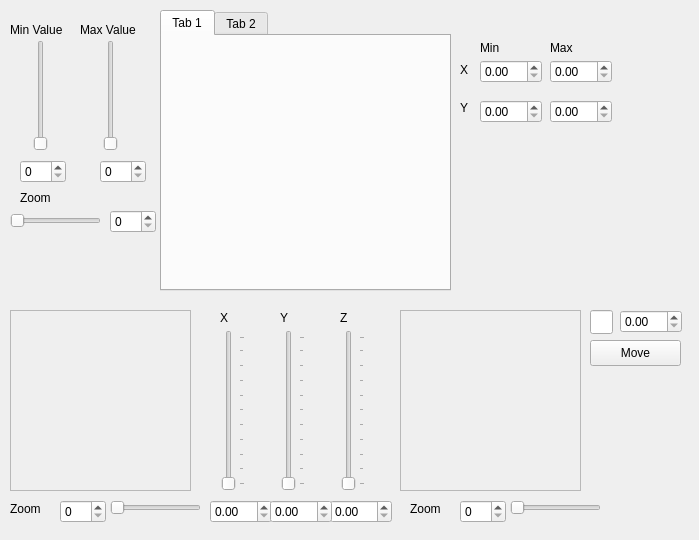
This is spectromicroscopy/Xp.ui in praxes/praxes as Qt 5 draws it before an edit. The edited form follows.
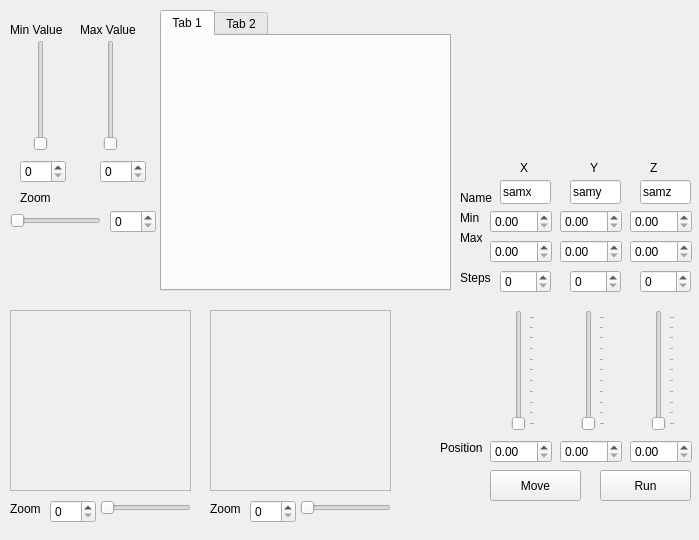
This is the edited form.

What changed in the file:
```diff
--- a/spectromicroscopy/Xp.ui
+++ b/spectromicroscopy/Xp.ui
@@ -13,27 +13,17 @@
    <string>MainWindow</string>
   </property>
   <widget class="QWidget" name="main" >
-   <widget class="QSpinBox" name="spinBox" >
-    <property name="geometry" >
-     <rect>
-      <x>60</x>
-      <y>500</y>
-      <width>46</width>
-      <height>23</height>
-     </rect>
-    </property>
-   </widget>
-   <widget class="QLabel" name="label_8" >
+   <widget class="QSlider" name="Zoomer" >
     <property name="geometry" >
      <rect>
       <x>10</x>
-      <y>500</y>
-      <width>41</width>
-      <height>17</height>
+      <y>210</y>
+      <width>91</width>
+      <height>21</height>
      </rect>
     </property>
-    <property name="text" >
-     <string>Zoom</string>
+    <property name="orientation" >
+     <enum>Qt::Horizontal</enum>
     </property>
    </widget>
    <widget class="QLabel" name="label_2" >
@@ -52,6 +42,45 @@
      <cstring>MinVal</cstring>
     </property>
    </widget>
+   <widget class="QLabel" name="label_3" >
+    <property name="geometry" >
+     <rect>
+      <x>20</x>
+      <y>190</y>
+      <width>41</width>
+      <height>16</height>
+     </rect>
+    </property>
+    <property name="text" >
+     <string>Zoom</string>
+    </property>
+    <property name="buddy" >
+     <cstring>Zoomer</cstring>
+    </property>
+   </widget>
+   <widget class="QSpinBox" name="spinBox_3" >
+    <property name="geometry" >
+     <rect>
+      <x>20</x>
+      <y>160</y>
+      <width>46</width>
+      <height>23</height>
+     </rect>
+    </property>
+   </widget>
+   <widget class="QSlider" name="MinVal" >
+    <property name="geometry" >
+     <rect>
+      <x>30</x>
+      <y>40</y>
+      <width>21</width>
+      <height>111</height>
+     </rect>
+    </property>
+    <property name="orientation" >
+     <enum>Qt::Vertical</enum>
+    </property>
+   </widget>
    <widget class="QLabel" name="label" >
     <property name="geometry" >
      <rect>
@@ -68,135 +97,6 @@
      <cstring>MaxVal</cstring>
     </property>
    </widget>
-   <widget class="QLabel" name="label_7" >
-    <property name="geometry" >
-     <rect>
-      <x>340</x>
-      <y>310</y>
-      <width>16</width>
-      <height>16</height>
-     </rect>
-    </property>
-    <property name="text" >
-     <string>Z</string>
-    </property>
-   </widget>
-   <widget class="QSlider" name="Zslide" >
-    <property name="geometry" >
-     <rect>
-      <x>340</x>
-      <y>330</y>
-      <width>25</width>
-      <height>161</height>
-     </rect>
-    </property>
-    <property name="orientation" >
-     <enum>Qt::Vertical</enum>
-    </property>
-    <property name="tickPosition" >
-     <enum>QSlider::TicksBelow</enum>
-    </property>
-    <property name="tickInterval" >
-     <number>10</number>
-    </property>
-   </widget>
-   <widget class="QDoubleSpinBox" name="SpinZ" >
-    <property name="geometry" >
-     <rect>
-      <x>330</x>
-      <y>500</y>
-      <width>62</width>
-      <height>23</height>
-     </rect>
-    </property>
-    <property name="singleStep" >
-     <double>0.010000000000000</double>
-    </property>
-   </widget>
-   <widget class="QDoubleSpinBox" name="SpinX" >
-    <property name="geometry" >
-     <rect>
-      <x>210</x>
-      <y>500</y>
-      <width>62</width>
-      <height>23</height>
-     </rect>
-    </property>
-    <property name="singleStep" >
-     <double>0.010000000000000</double>
-    </property>
-   </widget>
-   <widget class="QLabel" name="label_5" >
-    <property name="geometry" >
-     <rect>
-      <x>220</x>
-      <y>310</y>
-      <width>16</width>
-      <height>16</height>
-     </rect>
-    </property>
-    <property name="text" >
-     <string>X</string>
-    </property>
-   </widget>
-   <widget class="QSlider" name="VidZoom" >
-    <property name="geometry" >
-     <rect>
-      <x>110</x>
-      <y>500</y>
-      <width>91</width>
-      <height>16</height>
-     </rect>
-    </property>
-    <property name="orientation" >
-     <enum>Qt::Horizontal</enum>
-    </property>
-   </widget>
-   <widget class="QDoubleSpinBox" name="SpinY" >
-    <property name="geometry" >
-     <rect>
-      <x>270</x>
-      <y>500</y>
-      <width>62</width>
-      <height>23</height>
-     </rect>
-    </property>
-    <property name="singleStep" >
-     <double>0.010000000000000</double>
-    </property>
-   </widget>
-   <widget class="QSlider" name="Yslide" >
-    <property name="geometry" >
-     <rect>
-      <x>280</x>
-      <y>330</y>
-      <width>25</width>
-      <height>161</height>
-     </rect>
-    </property>
-    <property name="orientation" >
-     <enum>Qt::Vertical</enum>
-    </property>
-    <property name="tickPosition" >
-     <enum>QSlider::TicksBelow</enum>
-    </property>
-    <property name="tickInterval" >
-     <number>10</number>
-    </property>
-   </widget>
-   <widget class="QLabel" name="label_6" >
-    <property name="geometry" >
-     <rect>
-      <x>280</x>
-      <y>310</y>
-      <width>16</width>
-      <height>16</height>
-     </rect>
-    </property>
-    <property name="text" >
-     <string>Y</string>
-    </property>
-   </widget>
    <widget class="QSlider" name="MaxVal" >
     <property name="geometry" >
      <rect>
@@ -210,6 +110,222 @@
      <enum>Qt::Vertical</enum>
     </property>
    </widget>
+   <widget class="QSpinBox" name="spinBox_4" >
+    <property name="geometry" >
+     <rect>
+      <x>100</x>
+      <y>160</y>
+      <width>46</width>
+      <height>23</height>
+     </rect>
+    </property>
+   </widget>
+   <widget class="QSpinBox" name="spinBox_2" >
+    <property name="geometry" >
+     <rect>
+      <x>110</x>
+      <y>210</y>
+      <width>46</width>
+      <height>23</height>
+     </rect>
+    </property>
+   </widget>
+   <widget class="QLabel" name="label_13" >
+    <property name="geometry" >
+     <rect>
+      <x>460</x>
+      <y>270</y>
+      <width>33</width>
+      <height>16</height>
+     </rect>
+    </property>
+    <property name="text" >
+     <string>Steps</string>
+    </property>
+   </widget>
+   <widget class="QLabel" name="label_4" >
+    <property name="geometry" >
+     <rect>
+      <x>460</x>
+      <y>210</y>
+      <width>21</width>
+      <height>16</height>
+     </rect>
+    </property>
+    <property name="text" >
+     <string>Min</string>
+    </property>
+   </widget>
+   <widget class="QLabel" name="label_14" >
+    <property name="geometry" >
+     <rect>
+      <x>460</x>
+      <y>190</y>
+      <width>33</width>
+      <height>16</height>
+     </rect>
+    </property>
+    <property name="text" >
+     <string>Name</string>
+    </property>
+   </widget>
+   <widget class="QLabel" name="label_9" >
+    <property name="geometry" >
+     <rect>
+      <x>460</x>
+      <y>230</y>
+      <width>22</width>
+      <height>16</height>
+     </rect>
+    </property>
+    <property name="text" >
+     <string>Max</string>
+    </property>
+   </widget>
+   <widget class="QLabel" name="label_10" >
+    <property name="geometry" >
+     <rect>
+      <x>520</x>
+      <y>160</y>
+      <width>16</width>
+      <height>16</height>
+     </rect>
+    </property>
+    <property name="text" >
+     <string>X</string>
+    </property>
+   </widget>
+   <widget class="QDoubleSpinBox" name="Ymax" >
+    <property name="geometry" >
+     <rect>
+      <x>560</x>
+      <y>240</y>
+      <width>62</width>
+      <height>23</height>
+     </rect>
+    </property>
+   </widget>
+   <widget class="QSpinBox" name="Ystep" >
+    <property name="geometry" >
+     <rect>
+      <x>570</x>
+      <y>270</y>
+      <width>51</width>
+      <height>23</height>
+     </rect>
+    </property>
+   </widget>
+   <widget class="QLabel" name="label_11" >
+    <property name="geometry" >
+     <rect>
+      <x>590</x>
+      <y>160</y>
+      <width>16</width>
+      <height>16</height>
+     </rect>
+    </property>
+    <property name="text" >
+     <string>Y</string>
+    </property>
+   </widget>
+   <widget class="QDoubleSpinBox" name="Zmax" >
+    <property name="geometry" >
+     <rect>
+      <x>630</x>
+      <y>240</y>
+      <width>62</width>
+      <height>23</height>
+     </rect>
+    </property>
+   </widget>
+   <widget class="QDoubleSpinBox" name="Zmin" >
+    <property name="geometry" >
+     <rect>
+      <x>630</x>
+      <y>210</y>
+      <width>62</width>
+      <height>23</height>
+     </rect>
+    </property>
+   </widget>
+   <widget class="QSpinBox" name="spinBox_8" >
+    <property name="geometry" >
+     <rect>
+      <x>640</x>
+      <y>270</y>
+      <width>51</width>
+      <height>23</height>
+     </rect>
+    </property>
+    <property name="toolTip" >
+     <string>&lt;html>&lt;head>&lt;meta name="qrichtext" content="1" />&lt;style type="text/css">
+p, li { white-space: pre-wrap; }
+&lt;/style>&lt;/head>&lt;body style=" font-family:'Sans Serif'; font-size:9pt; font-weight:400; font-style:normal; text-decoration:none;">
+&lt;p style=" margin-top:0px; margin-bottom:0px; margin-left:0px; margin-right:0px; -qt-block-indent:0; text-indent:0px;">Zstep&lt;/p>&lt;/body>&lt;/html></string>
+    </property>
+   </widget>
+   <widget class="QLabel" name="label_15" >
+    <property name="geometry" >
+     <rect>
+      <x>650</x>
+      <y>160</y>
+      <width>16</width>
+      <height>16</height>
+     </rect>
+    </property>
+    <property name="text" >
+     <string>Z</string>
+    </property>
+   </widget>
+   <widget class="QLineEdit" name="Xname" >
+    <property name="geometry" >
+     <rect>
+      <x>500</x>
+      <y>180</y>
+      <width>51</width>
+      <height>24</height>
+     </rect>
+    </property>
+    <property name="text" >
+     <string>samx</string>
+    </property>
+   </widget>
+   <widget class="QLineEdit" name="Yname" >
+    <property name="geometry" >
+     <rect>
+      <x>570</x>
+      <y>180</y>
+      <width>51</width>
+      <height>24</height>
+     </rect>
+    </property>
+    <property name="text" >
+     <string>samy</string>
+    </property>
+   </widget>
+   <widget class="QLineEdit" name="Zname" >
+    <property name="geometry" >
+     <rect>
+      <x>640</x>
+      <y>180</y>
+      <width>51</width>
+      <height>24</height>
+     </rect>
+    </property>
+    <property name="text" >
+     <string>samz</string>
+    </property>
+   </widget>
+   <widget class="QDoubleSpinBox" name="Ymin" >
+    <property name="geometry" >
+     <rect>
+      <x>560</x>
+      <y>210</y>
+      <width>62</width>
+      <height>23</height>
+     </rect>
+    </property>
+   </widget>
    <widget class="QTabWidget" name="tabWidget" >
     <property name="geometry" >
      <rect>
@@ -233,12 +349,61 @@
      </attribute>
     </widget>
    </widget>
-   <widget class="QDoubleSpinBox" name="Ymin" >
+   <widget class="QLabel" name="label_6" >
     <property name="geometry" >
      <rect>
-      <x>480</x>
-      <y>100</y>
-      <width>62</width>
+      <x>440</x>
+      <y>440</y>
+      <width>52</width>
+      <height>16</height>
+     </rect>
+    </property>
+    <property name="text" >
+     <string>Position</string>
+    </property>
+   </widget>
+   <widget class="QLabel" name="label_16" >
+    <property name="geometry" >
+     <rect>
+      <x>10</x>
+      <y>500</y>
+      <width>41</width>
+      <height>17</height>
+     </rect>
+    </property>
+    <property name="text" >
+     <string>Zoom</string>
+    </property>
+   </widget>
+   <widget class="QSpinBox" name="spinBox_7" >
+    <property name="geometry" >
+     <rect>
+      <x>50</x>
+      <y>500</y>
+      <width>46</width>
+      <height>23</height>
+     </rect>
+    </property>
+   </widget>
+   <widget class="QLabel" name="label_17" >
+    <property name="geometry" >
+     <rect>
+      <x>210</x>
+      <y>500</y>
+      <width>41</width>
+      <height>17</height>
+     </rect>
+    </property>
+    <property name="text" >
+     <string>Zoom</string>
+    </property>
+   </widget>
+   <widget class="QSpinBox" name="spinBox_6" >
+    <property name="geometry" >
+     <rect>
+      <x>250</x>
+      <y>500</y>
+      <width>46</width>
       <height>23</height>
      </rect>
     </property>
@@ -246,76 +411,63 @@
    <widget class="QDoubleSpinBox" name="Xmin" >
     <property name="geometry" >
      <rect>
-      <x>480</x>
-      <y>60</y>
+      <x>490</x>
+      <y>210</y>
       <width>62</width>
       <height>23</height>
      </rect>
     </property>
    </widget>
-   <widget class="QLabel" name="label_10" >
-    <property name="geometry" >
-     <rect>
-      <x>460</x>
-      <y>60</y>
-      <width>20</width>
-      <height>20</height>
-     </rect>
-    </property>
-    <property name="text" >
-     <string>X</string>
-    </property>
-   </widget>
-   <widget class="QLabel" name="label_11" >
-    <property name="geometry" >
-     <rect>
-      <x>460</x>
-      <y>100</y>
-      <width>16</width>
-      <height>16</height>
-     </rect>
-    </property>
-    <property name="text" >
-     <string>Y</string>
-    </property>
-   </widget>
-   <widget class="QLabel" name="label_4" >
-    <property name="geometry" >
-     <rect>
-      <x>480</x>
-      <y>40</y>
-      <width>52</width>
-      <height>16</height>
-     </rect>
-    </property>
-    <property name="text" >
-     <string>Min</string>
-    </property>
-   </widget>
    <widget class="QDoubleSpinBox" name="Xmax" >
     <property name="geometry" >
      <rect>
-      <x>550</x>
-      <y>60</y>
+      <x>490</x>
+      <y>240</y>
       <width>62</width>
       <height>23</height>
      </rect>
     </property>
    </widget>
-   <widget class="QLabel" name="label_9" >
+   <widget class="QSpinBox" name="Xstep" >
     <property name="geometry" >
      <rect>
-      <x>550</x>
-      <y>40</y>
-      <width>52</width>
-      <height>16</height>
+      <x>500</x>
+      <y>270</y>
+      <width>51</width>
+      <height>23</height>
      </rect>
     </property>
-    <property name="text" >
-     <string>Max</string>
+   </widget>
+   <widget class="QDoubleSpinBox" name="SpinZ" >
+    <property name="geometry" >
+     <rect>
+      <x>630</x>
+      <y>440</y>
+      <width>62</width>
+      <height>23</height>
+     </rect>
     </property>
+    <property name="singleStep" >
+     <double>0.010000000000000</double>
+    </property>
    </widget>
-   <widget class="QFrame" name="frame_2" >
+   <widget class="QFrame" name="frame_5" >
+    <property name="geometry" >
+     <rect>
+      <x>210</x>
+      <y>310</y>
+      <width>181</width>
+      <height>181</height>
+     </rect>
+    </property>
+    <property name="frameShape" >
+     <enum>QFrame::StyledPanel</enum>
+    </property>
+    <property name="frameShadow" >
+     <enum>QFrame::Raised</enum>
+    </property>
+   </widget>
+   <widget class="QFrame" name="frame_4" >
     <property name="geometry" >
      <rect>
       <x>10</x>
@@ -331,196 +483,142 @@
      <enum>QFrame::Raised</enum>
     </property>
    </widget>
-   <widget class="QSlider" name="MinVal" >
-    <property name="geometry" >
-     <rect>
-      <x>30</x>
-      <y>40</y>
-      <width>21</width>
-      <height>111</height>
-     </rect>
-    </property>
-    <property name="orientation" >
-     <enum>Qt::Vertical</enum>
-    </property>
-   </widget>
-   <widget class="QSpinBox" name="spinBox_3" >
-    <property name="geometry" >
-     <rect>
-      <x>20</x>
-      <y>160</y>
-      <width>46</width>
-      <height>23</height>
-     </rect>
-    </property>
-   </widget>
-   <widget class="QSpinBox" name="spinBox_4" >
+   <widget class="QSlider" name="VidZoom_4" >
     <property name="geometry" >
      <rect>
       <x>100</x>
-      <y>160</y>
-      <width>46</width>
-      <height>23</height>
-     </rect>
-    </property>
-   </widget>
-   <widget class="QLabel" name="label_3" >
-    <property name="geometry" >
-     <rect>
-      <x>20</x>
-      <y>190</y>
-      <width>41</width>
+      <y>500</y>
+      <width>91</width>
       <height>16</height>
      </rect>
     </property>
-    <property name="text" >
-     <string>Zoom</string>
+    <property name="orientation" >
+     <enum>Qt::Horizontal</enum>
     </property>
-    <property name="buddy" >
-     <cstring>Zoomer</cstring>
-    </property>
    </widget>
-   <widget class="QSpinBox" name="spinBox_2" >
+   <widget class="QSlider" name="VidZoom_3" >
     <property name="geometry" >
      <rect>
-      <x>110</x>
-      <y>210</y>
-      <width>46</width>
-      <height>23</height>
+      <x>300</x>
+      <y>500</y>
+      <width>91</width>
+      <height>16</height>
      </rect>
     </property>
+    <property name="orientation" >
+     <enum>Qt::Horizontal</enum>
+    </property>
    </widget>
    <widget class="QSlider" name="Xslide" >
     <property name="geometry" >
      <rect>
-      <x>220</x>
-      <y>330</y>
-      <width>25</width>
-      <height>161</height>
-     </rect>
-    </property>
-    <property name="singleStep" >
-     <number>1</number>
-    </property>
-    <property name="orientation" >
-     <enum>Qt::Vertical</enum>
-    </property>
-    <property name="tickPosition" >
-     <enum>QSlider::TicksBelow</enum>
-    </property>
-    <property name="tickInterval" >
-     <number>10</number>
-    </property>
-   </widget>
-   <widget class="QLabel" name="label_12" >
-    <property name="geometry" >
-     <rect>
-      <x>410</x>
-      <y>500</y>
-      <width>41</width>
-      <height>17</height>
-     </rect>
-    </property>
-    <property name="text" >
-     <string>Zoom</string>
-    </property>
-   </widget>
-   <widget class="QSlider" name="VidZoom_2" >
-    <property name="geometry" >
-     <rect>
       <x>510</x>
-      <y>500</y>
-      <width>91</width>
-      <height>16</height>
+      <y>310</y>
+      <width>25</width>
+      <height>121</height>
      </rect>
     </property>
+    <property name="singleStep" >
+     <number>1</number>
+    </property>
     <property name="orientation" >
-     <enum>Qt::Horizontal</enum>
+     <enum>Qt::Vertical</enum>
     </property>
+    <property name="tickPosition" >
+     <enum>QSlider::TicksBelow</enum>
+    </property>
+    <property name="tickInterval" >
+     <number>10</number>
+    </property>
    </widget>
-   <widget class="QSpinBox" name="spinBox_5" >
+   <widget class="QSlider" name="Yslide" >
     <property name="geometry" >
      <rect>
-      <x>460</x>
-      <y>500</y>
-      <width>46</width>
-      <height>23</height>
+      <x>580</x>
+      <y>310</y>
+      <width>25</width>
+      <height>121</height>
      </rect>
     </property>
+    <property name="orientation" >
+     <enum>Qt::Vertical</enum>
+    </property>
+    <property name="tickPosition" >
+     <enum>QSlider::TicksBelow</enum>
+    </property>
+    <property name="tickInterval" >
+     <number>10</number>
+    </property>
    </widget>
-   <widget class="QSlider" name="Zoomer" >
+   <widget class="QSlider" name="Zslide" >
     <property name="geometry" >
      <rect>
-      <x>10</x>
-      <y>210</y>
-      <width>91</width>
-      <height>21</height>
+      <x>650</x>
+      <y>310</y>
+      <width>25</width>
+      <height>121</height>
      </rect>
     </property>
     <property name="orientation" >
-     <enum>Qt::Horizontal</enum>
+     <enum>Qt::Vertical</enum>
     </property>
+    <property name="tickPosition" >
+     <enum>QSlider::TicksBelow</enum>
+    </property>
+    <property name="tickInterval" >
+     <number>10</number>
+    </property>
    </widget>
-   <widget class="QDoubleSpinBox" name="Ymax" >
+   <widget class="QDoubleSpinBox" name="SpinY" >
     <property name="geometry" >
      <rect>
-      <x>550</x>
-      <y>100</y>
+      <x>560</x>
+      <y>440</y>
       <width>62</width>
       <height>23</height>
      </rect>
     </property>
+    <property name="singleStep" >
+     <double>0.010000000000000</double>
+    </property>
    </widget>
-   <widget class="QDoubleSpinBox" name="Stepper" >
+   <widget class="QDoubleSpinBox" name="SpinX" >
     <property name="geometry" >
      <rect>
-      <x>620</x>
-      <y>310</y>
+      <x>490</x>
+      <y>440</y>
       <width>62</width>
       <height>23</height>
      </rect>
     </property>
+    <property name="singleStep" >
+     <double>0.010000000000000</double>
+    </property>
    </widget>
    <widget class="QPushButton" name="Mv" >
     <property name="geometry" >
      <rect>
-      <x>590</x>
-      <y>340</y>
+      <x>490</x>
+      <y>470</y>
       <width>91</width>
-      <height>26</height>
+      <height>31</height>
      </rect>
     </property>
     <property name="text" >
      <string>Move</string>
     </property>
    </widget>
-   <widget class="QLineEdit" name="Namer" >
+   <widget class="QPushButton" name="Run" >
     <property name="geometry" >
      <rect>
-      <x>590</x>
-      <y>310</y>
-      <width>23</width>
-      <height>24</height>
+      <x>600</x>
+      <y>470</y>
+      <width>91</width>
+      <height>31</height>
      </rect>
     </property>
-    <property name="maxLength" >
-     <number>1</number>
-    </property>
-   </widget>
-   <widget class="QFrame" name="frame" >
-    <property name="geometry" >
-     <rect>
-      <x>400</x>
-      <y>310</y>
-      <width>181</width>
-      <height>181</height>
-     </rect>
-    </property>
-    <property name="frameShape" >
-     <enum>QFrame::StyledPanel</enum>
-    </property>
-    <property name="frameShadow" >
-     <enum>QFrame::Raised</enum>
+    <property name="text" >
+     <string>Run</string>
     </property>
    </widget>
   </widget>
```
Left out of the diff: 64 changed lines with no effect on the pictures.
